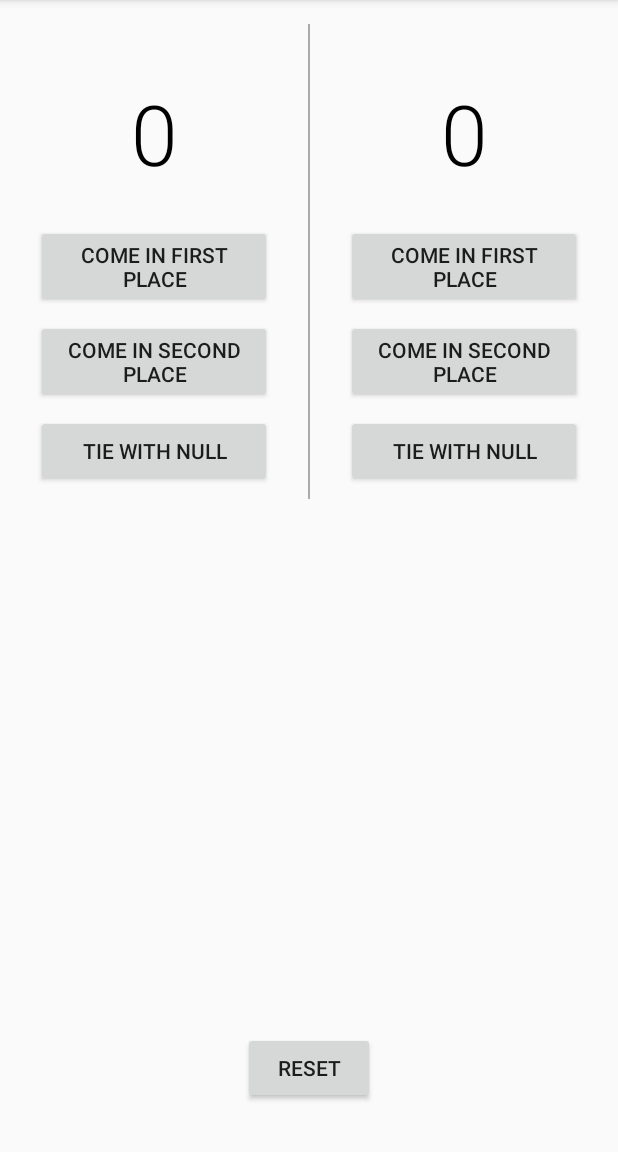
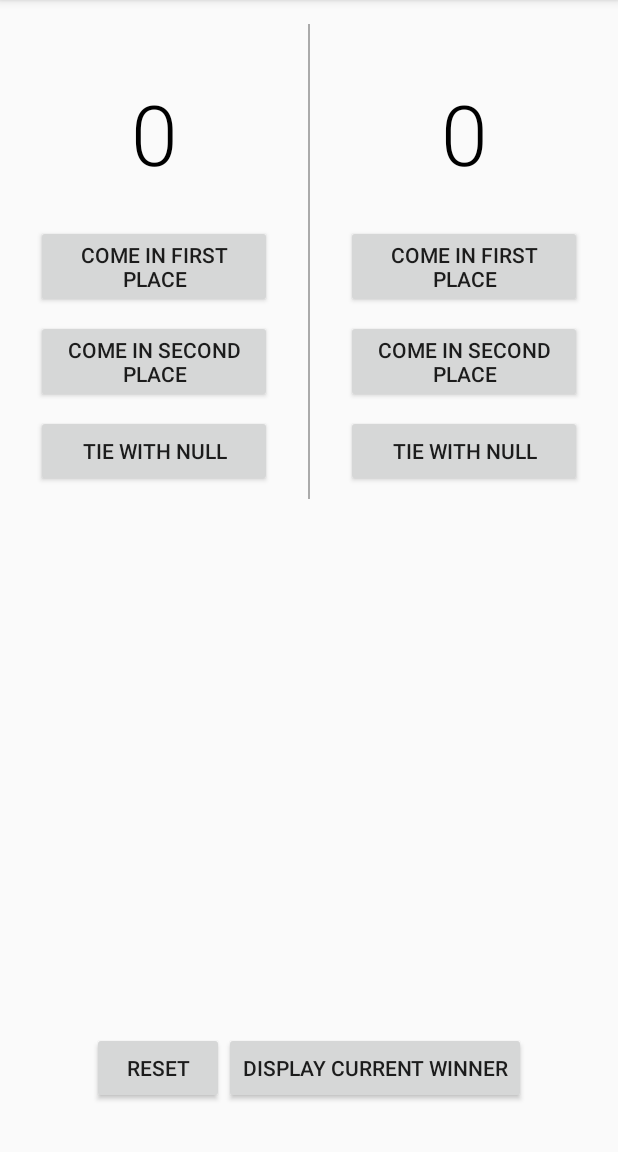
Before and after one commit to alejandra-gonzalez/android-basics, an Android app: the ScoreKeeping screen opened directly, with no data from a screen before it, on a phone screen of 412 x 824 dp, the part 84-1236 px from its top. Run offline under Robolectric (Android 15) with nearby library versions, the phone set to English and light mode, and no system bars.

Commit message:
Adding methods for buttons + layout changes

```diff
--- a/SailingScoreKeeper/app/src/main/java/com/example/android/sailingscorekeeper/ScoreKeeping.java
+++ b/SailingScoreKeeper/app/src/main/java/com/example/android/sailingscorekeeper/ScoreKeeping.java
@@ -1,15 +1,24 @@
 package com.example.android.sailingscorekeeper;
 
 import android.content.Intent;
+import android.graphics.Color;
 import android.support.v7.app.AppCompatActivity;
 import android.os.Bundle;
+import android.view.View;
 import android.widget.Button;
 import android.widget.TextView;
 
 public class ScoreKeeping extends AppCompatActivity {
 
+    int scoreTeamA = 0;
+    int scoreTeamB = 0;
+    TextView textViewA;
+    TextView textViewB;
+    TextView teamAScore;
+    TextView teamBScore;
+
     /**
-     * Places team names in the right TextViews and Buttons
+     * Places team names in the right TextViews and "Tie with " Buttons
      * @param savedInstanceState Bundle containing team names
      */
     @Override
@@ -17,8 +26,10 @@ public class ScoreKeeping extends AppCompatActivity {
         super.onCreate(savedInstanceState);
         setContentView(R.layout.activity_score_keeping);
 
-        TextView textViewA = (TextView) findViewById(R.id.team_a_name);
-        TextView textViewB = (TextView) findViewById(R.id.team_b_name);
+        textViewA = (TextView) findViewById(R.id.team_a_name);
+        textViewB = (TextView) findViewById(R.id.team_b_name);
+        teamAScore = (TextView) findViewById(R.id.team_a_score);
+        teamBScore = (TextView) findViewById(R.id.team_b_score);
 
         Button aTieButton = (Button) findViewById(R.id.team_a_tie);
         Button bTieButton = (Button) findViewById(R.id.team_b_tie);
@@ -32,4 +43,98 @@ public class ScoreKeeping extends AppCompatActivity {
         aTieButton.setText("Tie with "+textViewALabel);
         bTieButton.setText("Tie with "+textViewBLabel);
     }
+
+    /**
+     * This method adds 1 point to the score of the team that called this method,
+     * and 2 points to the score of the other team. Then the scores are displayed.
+     * @param view The view that called this method
+     */
+    public void firstPlace(View view){
+        switch(view.getId()){
+            case R.id.team_a_first:
+                scoreTeamA += 1;
+                scoreTeamB += 2;
+                break;
+            case R.id.team_b_first:
+                scoreTeamA += 2;
+                scoreTeamB += 1;
+                break;
+        }
+        displayScore();
+    }
+
+    /**
+     * This method adds 2 points to the score of the team that called this method,
+     * and 1 point to the score of the other team. Then the scores are displayed.
+     * @param view The view that called this method
+     */
+    public void secondPlace(View view){
+        switch(view.getId()){
+            case R.id.team_a_second:
+                scoreTeamA += 2;
+                scoreTeamB += 1;
+                break;
+            case R.id.team_b_second:
+                scoreTeamA += 1;
+                scoreTeamB += 2;
+                break;
+        }
+        displayScore();
+    }
+
+    /**
+     * This method adds 1 point to the score of both teams.
+     * Then the scores are displayed.
+     * @param view The view that called this method
+     */
+    public void tied(View view){
+        scoreTeamA += 1;
+        scoreTeamB += 1;
+        displayScore();
+    }
+
+    /**
+     * Displays the score for both teams.
+     */
+    public void displayScore(){
+        teamAScore.setText(String.valueOf(scoreTeamA));
+        teamBScore.setText(String.valueOf(scoreTeamB));
+    }
+
+    /**
+     * Sets the scores of the current teams to 0.
+     */
+    public void resetGame(View view){
+        scoreTeamA = 0;
+        scoreTeamB = 0;
+        textViewA.setTextColor(Color.parseColor("#616161"));
+        teamAScore.setTextColor(Color.parseColor("#616161"));
+        textViewB.setTextColor(Color.parseColor("#616161"));
+        teamBScore.setTextColor(Color.parseColor("#616161"));
+        displayScore();
+    }
+
+    /**
+     * The current winner's name and score are shown in blue text.
+     */
+    public void showWinner(View view){
+        if (scoreTeamA < scoreTeamB){
+            textViewA.setTextColor(Color.parseColor("#0645AD"));
+            teamAScore.setTextColor(Color.parseColor("#0645AD"));
+            textViewB.setTextColor(Color.parseColor("#616161"));
+            teamBScore.setTextColor(Color.parseColor("#616161"));
+        }
+        else if(scoreTeamB < scoreTeamA){
+            textViewB.setTextColor(Color.parseColor("#0645AD"));
+            teamBScore.setTextColor(Color.parseColor("#0645AD"));
+            textViewA.setTextColor(Color.parseColor("#616161"));
+            teamAScore.setTextColor(Color.parseColor("#616161"));
+        }
+        else {
+            textViewA.setTextColor(Color.parseColor("#0645AD"));
+            teamAScore.setTextColor(Color.parseColor("#0645AD"));
+            textViewB.setTextColor(Color.parseColor("#0645AD"));
+            teamBScore.setTextColor(Color.parseColor("#0645AD"));
+        }
+    }
 }
--- /dev/null
+++ b/SailingScoreKeeper/app/src/main/res/layout-land/activity_score_keeping.xml
@@ -0,0 +1,163 @@
+<?xml version="1.0" encoding="utf-8"?>
+<ScrollView xmlns:android="http://schemas.android.com/apk/res/android"
+    xmlns:tools="http://schemas.android.com/tools"
+    android:layout_width="match_parent"
+    android:layout_height="match_parent"
+    tools:context="com.example.android.sailingscorekeeper.ScoreKeeping">
+
+    <LinearLayout
+        android:orientation="vertical"
+        android:layout_width="match_parent"
+        android:layout_height="wrap_content">
+
+        <LinearLayout
+            android:layout_width="match_parent"
+            android:layout_height="wrap_content"
+            android:layout_marginTop="16dp">
+
+            <LinearLayout
+                android:layout_width="0dp"
+                android:layout_height="wrap_content"
+                android:layout_weight="1"
+                android:orientation="vertical">
+
+                <TextView
+                    android:id="@+id/team_a_name"
+                    android:layout_width="match_parent"
+                    android:layout_height="wrap_content"
+                    android:gravity="center_horizontal"
+                    android:fontFamily="sans-serif-medium"
+                    android:textSize="14sp"
+                    android:textColor="#616161"/>
+
+                <TextView
+                    android:layout_marginTop="16dp"
+                    android:layout_marginBottom="24dp"
+                    android:id="@+id/team_a_score"
+                    android:layout_width="match_parent"
+                    android:layout_height="wrap_content"
+                    android:gravity="center_horizontal"
+                    android:fontFamily="sans-serif-light"
+                    android:textSize="56sp"
+                    android:textColor="#000000"
+                    android:text="@string/starting_score"/>
+
+                <Button
+                    android:id="@+id/team_a_first"
+                    android:layout_marginLeft="24dp"
+                    android:layout_marginRight="24dp"
+                    android:layout_marginBottom="8dp"
+                    android:layout_width="match_parent"
+                    android:layout_height="wrap_content"
+                    android:text="@string/first"
+                    android:onClick="firstPlace"/>
+
+                <Button
+                    android:id="@+id/team_a_second"
+                    android:layout_marginLeft="24dp"
+                    android:layout_marginRight="24dp"
+                    android:layout_marginBottom="8dp"
+                    android:layout_width="match_parent"
+                    android:layout_height="wrap_content"
+                    android:text="@string/second"
+                    android:onClick="secondPlace"/>
+
+                <Button
+                    android:layout_marginLeft="24dp"
+                    android:layout_marginRight="24dp"
+                    android:layout_marginBottom="8dp"
+                    android:layout_width="match_parent"
+                    android:layout_height="wrap_content"
+                    android:id="@+id/team_a_tie"
+                    android:onClick="tied"/>
+            </LinearLayout>
+
+            <View
+                android:layout_width="1dp"
+                android:layout_height="match_parent"
+                android:background="@android:color/darker_gray">
+
+            </View>
+
+            <LinearLayout
+                android:layout_width="0dp"
+                android:layout_height="wrap_content"
+                android:layout_weight="1"
+                android:orientation="vertical">
+
+                <TextView
+                    android:id="@+id/team_b_name"
+                    android:layout_width="match_parent"
+                    android:layout_height="wrap_content"
+                    android:gravity="center_horizontal"
+                    android:fontFamily="sans-serif-medium"
+                    android:textSize="14sp"
+                    android:textColor="#616161"/>
+
+                <TextView
+                    android:text="@string/starting_score"
+                    android:layout_marginTop="16dp"
+                    android:layout_marginBottom="24dp"
+                    android:id="@+id/team_b_score"
+                    android:layout_width="match_parent"
+                    android:layout_height="wrap_content"
+                    android:gravity="center_horizontal"
+                    android:fontFamily="sans-serif-light"
+                    android:textSize="56sp"
+                    android:textColor="#000000"/>
+
+                <Button
+                    android:id="@+id/team_b_first"
+                    android:layout_marginLeft="24dp"
+                    android:layout_marginRight="24dp"
+                    android:layout_marginBottom="8dp"
+                    android:layout_width="match_parent"
+                    android:layout_height="wrap_content"
+                    android:text="@string/first"
+                    android:onClick="firstPlace"/>
+
+                <Button
+                    android:id="@+id/team_b_second"
+                    android:layout_marginLeft="24dp"
+                    android:layout_marginRight="24dp"
+                    android:layout_marginBottom="8dp"
+                    android:layout_width="match_parent"
+                    android:layout_height="wrap_content"
+                    android:text="@string/second"
+                    android:onClick="secondPlace"/>
+
+                <Button
+                    android:id="@+id/team_b_tie"
+                    android:layout_marginLeft="24dp"
+                    android:layout_marginRight="24dp"
+                    android:layout_marginBottom="8dp"
+                    android:layout_width="match_parent"
+                    android:layout_height="wrap_content"
+                    android:onClick="tied"/>
+            </LinearLayout>
+
+        </LinearLayout>
+
+        <LinearLayout
+            android:layout_width="match_parent"
+            android:layout_height="wrap_content"
+            android:gravity="center_horizontal"
+            android:layout_margin="16dp">
+
+            <Button
+                android:layout_width="wrap_content"
+                android:layout_height="wrap_content"
+                android:text="@string/resetGame"
+                android:onClick="resetGame"/>
+
+            <Button
+                android:layout_width="wrap_content"
+                android:layout_height="wrap_content"
+                android:text="@string/winner"
+                android:onClick="showWinner"/>
+
+        </LinearLayout>
+
+    </LinearLayout>
+
+</ScrollView>
--- a/SailingScoreKeeper/app/src/main/res/layout/activity_score_keeping.xml
+++ b/SailingScoreKeeper/app/src/main/res/layout/activity_score_keeping.xml
@@ -6,6 +6,7 @@
     tools:context="com.example.android.sailingscorekeeper.ScoreKeeping">
 
     <LinearLayout
+        android:id="@+id/layout_a"
         android:layout_width="match_parent"
         android:layout_height="wrap_content"
         android:layout_marginTop="16dp">
@@ -38,12 +39,24 @@
                 android:text="@string/starting_score"/>
 
             <Button
+                android:id="@+id/team_a_first"
                 android:layout_marginLeft="24dp"
                 android:layout_marginRight="24dp"
                 android:layout_marginBottom="8dp"
                 android:layout_width="match_parent"
                 android:layout_height="wrap_content"
-                android:text="@string/first"/>
+                android:text="@string/first"
+                android:onClick="firstPlace"/>
+
+            <Button
+                android:id="@+id/team_a_second"
+                android:layout_marginLeft="24dp"
+                android:layout_marginRight="24dp"
+                android:layout_marginBottom="8dp"
+                android:layout_width="match_parent"
+                android:layout_height="wrap_content"
+                android:text="@string/second"
+                android:onClick="secondPlace"/>
 
             <Button
                 android:layout_marginLeft="24dp"
@@ -51,15 +64,8 @@
                 android:layout_marginBottom="8dp"
                 android:layout_width="match_parent"
                 android:layout_height="wrap_content"
-                android:text="@string/second"/>
-
-            <Button
-                android:layout_marginLeft="24dp"
-                android:layout_marginRight="24dp"
-                android:layout_marginBottom="8dp"
-                android:layout_width="match_parent"
-                android:layout_height="wrap_content"
-                android:id="@+id/team_a_tie"/>
+                android:id="@+id/team_a_tie"
+                android:onClick="tied"/>
         </LinearLayout>
 
         <View
@@ -97,20 +103,24 @@
                 android:textColor="#000000"/>
 
             <Button
+                android:id="@+id/team_b_first"
                 android:layout_marginLeft="24dp"
                 android:layout_marginRight="24dp"
                 android:layout_marginBottom="8dp"
                 android:layout_width="match_parent"
                 android:layout_height="wrap_content"
-                android:text="@string/first"/>
+                android:text="@string/first"
+                android:onClick="firstPlace"/>
 
             <Button
+                android:id="@+id/team_b_second"
                 android:layout_marginLeft="24dp"
                 android:layout_marginRight="24dp"
                 android:layout_marginBottom="8dp"
                 android:layout_width="match_parent"
                 android:layout_height="wrap_content"
-                android:text="@string/second"/>
+                android:text="@string/second"
+                android:onClick="secondPlace"/>
 
             <Button
                 android:id="@+id/team_b_tie"
@@ -118,17 +128,31 @@
                 android:layout_marginRight="24dp"
                 android:layout_marginBottom="8dp"
                 android:layout_width="match_parent"
-                android:layout_height="wrap_content"/>
+                android:layout_height="wrap_content"
+                android:onClick="tied"/>
         </LinearLayout>
 
     </LinearLayout>
 
-    <Button
-        android:layout_width="wrap_content"
+    <LinearLayout
+        android:layout_width="match_parent"
         android:layout_height="wrap_content"
         android:layout_alignParentBottom="true"
-        android:layout_centerHorizontal="true"
-        android:layout_marginBottom="32dp"
-        android:text="@string/resetGame"/>
+        android:gravity="center_horizontal"
+        android:layout_marginBottom="32dp">
+
+        <Button
+            android:layout_width="wrap_content"
+            android:layout_height="wrap_content"
+            android:text="@string/resetGame"
+            android:onClick="resetGame"/>
+
+        <Button
+            android:layout_width="wrap_content"
+            android:layout_height="wrap_content"
+            android:text="@string/winner"
+            android:onClick="showWinner"/>
+
+    </LinearLayout>
 
 </RelativeLayout>
--- a/SailingScoreKeeper/app/src/main/res/values/strings.xml
+++ b/SailingScoreKeeper/app/src/main/res/values/strings.xml
@@ -9,4 +9,5 @@
     <string name="first">Come in first place</string>
     <string name="second">Come in second place</string>
     <string name="resetGame">Reset</string>
+    <string name="winner">Display Current Winner</string>
 </resources>
```
Also changed, not shown: 1 other file.
